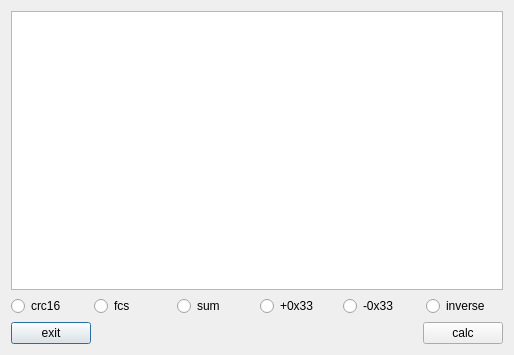
Above: ui/toolsdialog.ui from freudshow/qsvr before the change. Below: the same form after it.
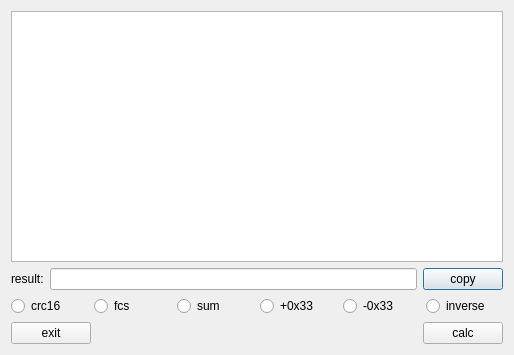
That is the form after the change.

```diff
--- a/ui/toolsdialog.ui
+++ b/ui/toolsdialog.ui
@@ -18,6 +18,31 @@
     <widget class="QTextEdit" name="text_input"/>
    </item>
    <item row="1" column="0">
+    <layout class="QHBoxLayout" name="horizontalLayout_3">
+     <item>
+      <widget class="QLabel" name="label">
+       <property name="text">
+        <string>result:</string>
+       </property>
+      </widget>
+     </item>
+     <item>
+      <widget class="QLineEdit" name="lineEdit_result">
+       <property name="readOnly">
+        <bool>true</bool>
+       </property>
+      </widget>
+     </item>
+     <item>
+      <widget class="QPushButton" name="btn_copy">
+       <property name="text">
+        <string>copy</string>
+       </property>
+      </widget>
+     </item>
+    </layout>
+   </item>
+   <item row="2" column="0">
     <layout class="QHBoxLayout" name="horizontalLayout">
      <item>
       <widget class="QRadioButton" name="rbtn_crc16">
@@ -81,7 +106,7 @@
      </item>
     </layout>
    </item>
-   <item row="2" column="0">
+   <item row="3" column="0">
     <layout class="QHBoxLayout" name="horizontalLayout_2">
      <item>
       <widget class="QPushButton" name="btn_exit">
```
